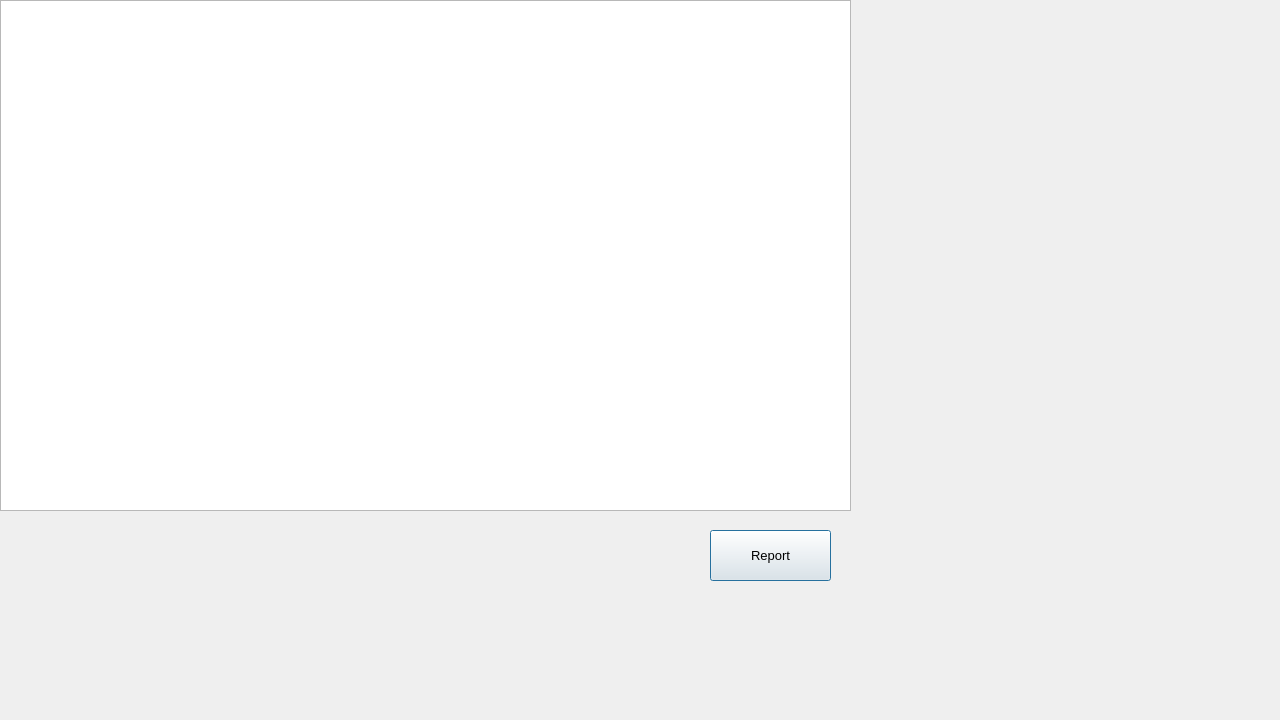
Before: the Qt Designer form UI/ViewInformation.ui in 723poil/CIMS_project, drawn with Qt 5.
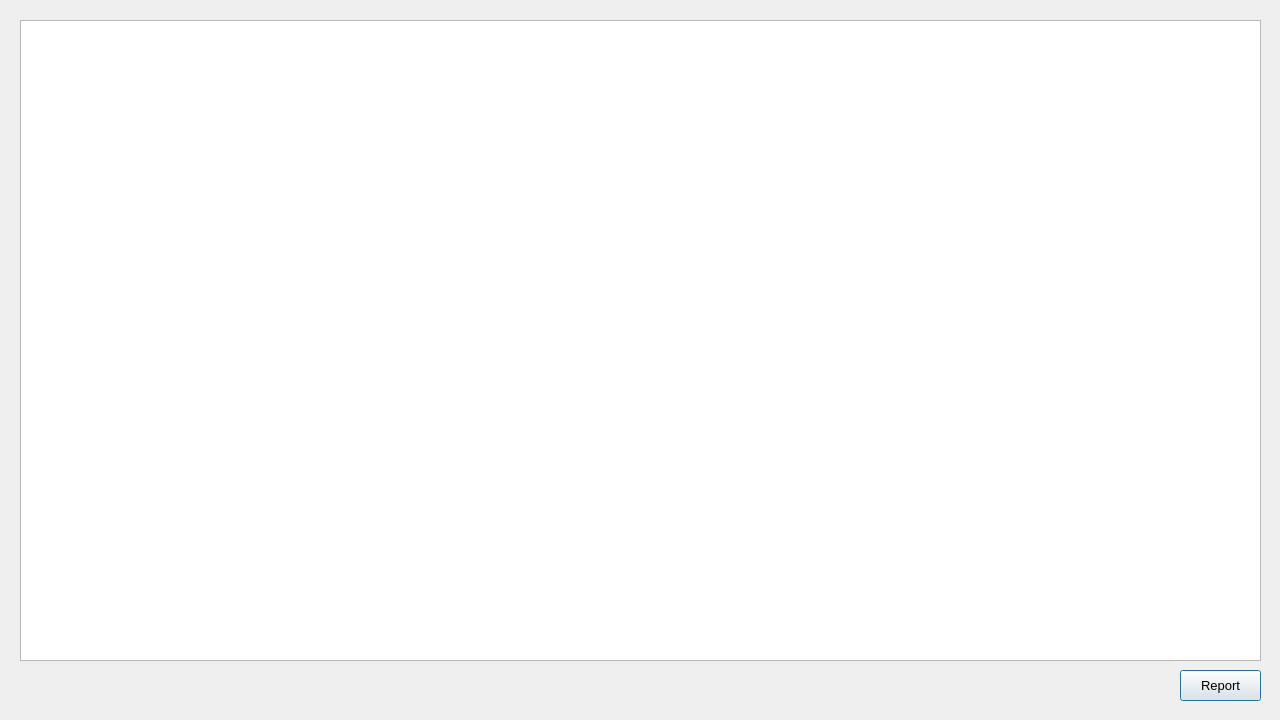
After: the same form once the commit is applied.

Diff of the .ui file:
```diff
--- a/UI/ViewInformation.ui
+++ b/UI/ViewInformation.ui
@@ -22,10 +22,10 @@
   <widget class="QTextEdit" name="ContentsTextEdit">
    <property name="geometry">
     <rect>
-     <x>0</x>
-     <y>0</y>
-     <width>851</width>
-     <height>511</height>
+     <x>20</x>
+     <y>20</y>
+     <width>1241</width>
+     <height>641</height>
     </rect>
    </property>
    <property name="font">
@@ -38,10 +38,10 @@
   <widget class="QPushButton" name="ReportButton">
    <property name="geometry">
     <rect>
-     <x>710</x>
-     <y>530</y>
-     <width>121</width>
-     <height>51</height>
+     <x>1180</x>
+     <y>670</y>
+     <width>81</width>
+     <height>31</height>
     </rect>
    </property>
    <property name="font">
```
